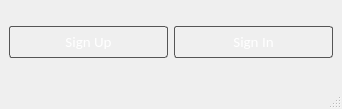
Before: the Qt Designer form ui/authentication.ui in adamnBlack/pyqt_monster, drawn with Qt 5.
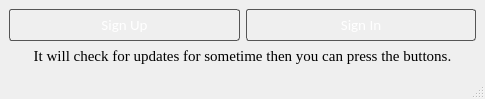
After: the same form once the commit is applied.

Patch:
```diff
--- a/ui/authentication.ui
+++ b/ui/authentication.ui
@@ -6,8 +6,8 @@
    <rect>
     <x>0</x>
     <y>0</y>
-    <width>342</width>
-    <height>109</height>
+    <width>485</width>
+    <height>91</height>
    </rect>
   </property>
   <property name="font">
@@ -103,6 +103,21 @@
       </property>
      </widget>
     </item>
+    <item row="1" column="0" colspan="2">
+     <widget class="QLabel" name="label">
+      <property name="font">
+       <font>
+        <family>Times New Roman</family>
+       </font>
+      </property>
+      <property name="text">
+       <string>It will check for updates for sometime then you can press the buttons.</string>
+      </property>
+      <property name="alignment">
+       <set>Qt::AlignCenter</set>
+      </property>
+     </widget>
+    </item>
    </layout>
   </widget>
   <widget class="QStatusBar" name="statusbar"/>
```
